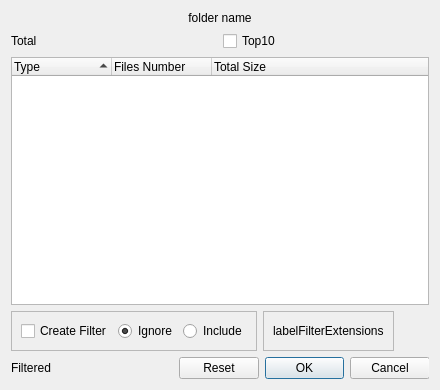
This is src/dialogcontentslist.ui in artemvlas/veretino as Qt 5 draws it before an edit. The edited form follows.
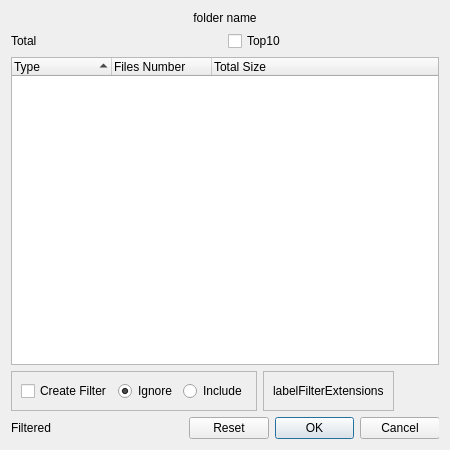
This is the edited form. Custom widgets are drawn as their Qt base class.

Commit message: [DialogContentsList::enableFilterCreating] removed

Diff of the .ui file:
```diff
--- a/src/dialogcontentslist.ui
+++ b/src/dialogcontentslist.ui
@@ -6,8 +6,8 @@
    <rect>
     <x>0</x>
     <y>0</y>
-    <width>440</width>
-    <height>390</height>
+    <width>450</width>
+    <height>450</height>
    </rect>
   </property>
   <property name="windowTitle">
```
Left out of the diff: 14 changed lines with no effect on the pictures. The commit also changes 2 other files.
